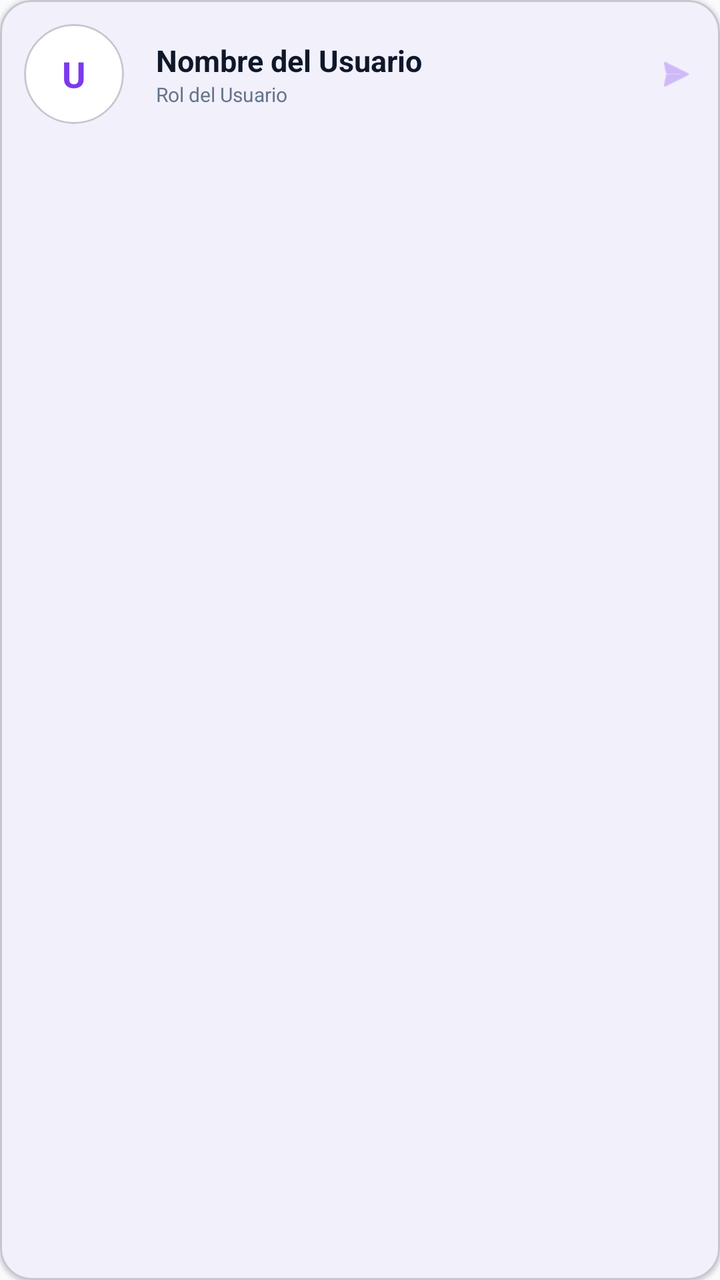
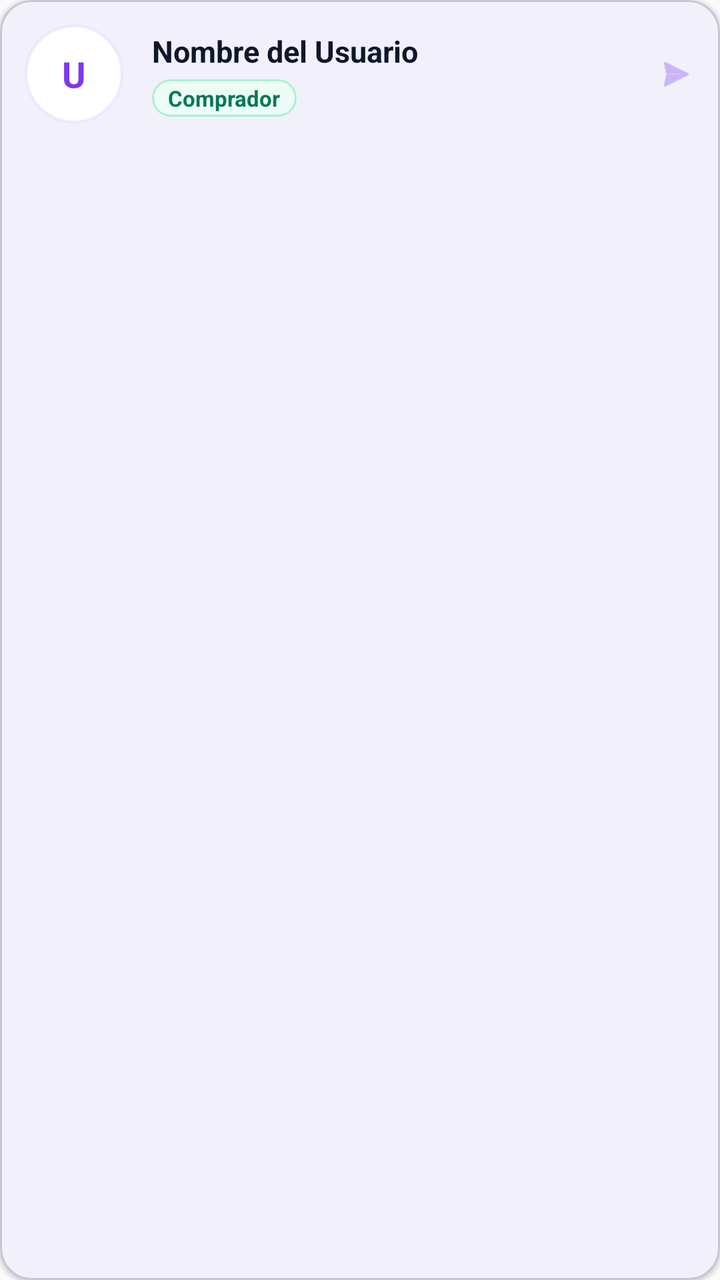

Two renders of the same Android screen: before a commit and after it. Below are the layout's source before the change and the commit's diff.
<!-- AndroidManifest.xml: application theme Theme.Gomezmart -->
<!-- res/layout/item_user_search_result.xml -->
<?xml version="1.0" encoding="utf-8"?>
<com.google.android.material.card.MaterialCardView xmlns:android="http://schemas.android.com/apk/res/android"
    xmlns:app="http://schemas.android.com/apk/res-auto"
    android:layout_width="match_parent"
    android:layout_height="wrap_content"
    android:layout_marginStart="16dp"
    android:layout_marginEnd="16dp"
    android:layout_marginTop="4dp"
    android:layout_marginBottom="4dp"
    app:cardCornerRadius="16dp"
    app:cardElevation="1dp"
    app:strokeWidth="1dp"
    app:strokeColor="?attr/colorOutlineVariant"
    android:clickable="true"
    android:focusable="true"
    android:foreground="?attr/selectableItemBackground">

    <LinearLayout
        android:layout_width="match_parent"
        android:layout_height="wrap_content"
        android:orientation="horizontal"
        android:padding="12dp"
        android:gravity="center_vertical">

        <com.google.android.material.card.MaterialCardView
            android:layout_width="50dp"
            android:layout_height="50dp"
            app:cardCornerRadius="25dp"
            app:cardElevation="0dp"
            app:cardBackgroundColor="?attr/colorSurfaceContainer">

            <FrameLayout
                android:layout_width="match_parent"
                android:layout_height="match_parent">

                <TextView
                    android:id="@+id/tvSearchUserInitial"
                    android:layout_width="match_parent"
                    android:layout_height="match_parent"
                    android:gravity="center"
                    android:text="U"
                    android:textSize="18sp"
                    android:textStyle="bold"
                    android:textColor="@color/purple_600" />

                <ImageView
                    android:id="@+id/ivSearchUserPhoto"
                    android:layout_width="match_parent"
                    android:layout_height="match_parent"
                    android:scaleType="centerCrop"
                    android:visibility="gone" />
            </FrameLayout>
        </com.google.android.material.card.MaterialCardView>

        <LinearLayout
            android:layout_width="0dp"
            android:layout_height="wrap_content"
            android:layout_weight="1"
            android:orientation="vertical"
            android:layout_marginStart="16dp">

            <TextView
                android:id="@+id/tvSearchUserName"
                android:layout_width="wrap_content"
                android:layout_height="wrap_content"
                android:text="Nombre del Usuario"
                android:textSize="15sp"
                android:textStyle="bold"
                android:textColor="?attr/colorOnSurface" />

            <TextView
                android:id="@+id/tvSearchUserRole"
                android:layout_width="wrap_content"
                android:layout_height="wrap_content"
                android:text="Rol del Usuario"
                android:textSize="10sp"
                android:textColor="@color/slate_500" />
        </LinearLayout>

        <ImageView
            android:layout_width="20dp"
            android:layout_height="20dp"
            android:src="@android:drawable/ic_menu_send"
            app:tint="@color/purple_600"
            android:alpha="0.5" />

    </LinearLayout>
</com.google.android.material.card.MaterialCardView>
<!-- resources referenced by this layout -->
<resources>
  <color name="purple_600">#7C3AED</color>
  <color name="slate_500">#64748B</color>
  <style name="Theme.Gomezmart" parent="Base.Theme.Gomezmart" />
  <style name="Base.Theme.Gomezmart" parent="Theme.Material3.DayNight.NoActionBar">
          <item name="colorPrimary">@color/purple_600</item>
          <item name="colorOnPrimary">@color/white</item>
          <item name="colorSecondary">@color/indigo_500</item>
          <item name="colorSurface">@color/slate_50</item>
          <item name="colorOnSurface">@color/slate_900</item>
          <item name="colorOnSurfaceVariant">@color/slate_500</item>
          <item name="colorSurfaceContainer">@color/white</item>
          <item name="android:windowBackground">@color/slate_50</item>
      </style>
  <color name="white">#FFFFFFFF</color>
  <color name="indigo_500">#6366F1</color>
  <color name="slate_50">#F8FAFC</color>
  <color name="slate_900">#0F172A</color>
</resources>

<!-- the commit's change to res/layout/item_user_search_result.xml (unified diff, before → after) -->
@@ -5,8 +5,8 @@
     android:layout_height="wrap_content"
     android:layout_marginStart="16dp"
     android:layout_marginEnd="16dp"
-    android:layout_marginTop="4dp"
-    android:layout_marginBottom="4dp"
+    android:layout_marginTop="5dp"
+    android:layout_marginBottom="5dp"
     app:cardCornerRadius="16dp"
     app:cardElevation="1dp"
     app:strokeWidth="1dp"
@@ -27,6 +27,8 @@
             android:layout_height="50dp"
             app:cardCornerRadius="25dp"
             app:cardElevation="0dp"
+            app:strokeWidth="1.5dp"
+            app:strokeColor="@color/purple_100"
             app:cardBackgroundColor="?attr/colorSurfaceContainer">
 
             <FrameLayout
@@ -57,7 +59,8 @@
             android:layout_height="wrap_content"
             android:layout_weight="1"
             android:orientation="vertical"
-            android:layout_marginStart="16dp">
+            android:layout_marginStart="14dp"
+            android:layout_marginEnd="8dp">
 
             <TextView
                 android:id="@+id/tvSearchUserName"
@@ -66,23 +69,97 @@
                 android:text="Nombre del Usuario"
                 android:textSize="15sp"
                 android:textStyle="bold"
+                android:maxLines="1"
+                android:ellipsize="end"
                 android:textColor="?attr/colorOnSurface" />
 
             <TextView
                 android:id="@+id/tvSearchUserRole"
                 android:layout_width="wrap_content"
                 android:layout_height="wrap_content"
-                android:text="Rol del Usuario"
-                android:textSize="10sp"
-                android:textColor="@color/slate_500" />
+                android:layout_marginTop="4dp"
+                android:paddingHorizontal="8dp"
+                android:paddingVertical="2dp"
+                android:background="@drawable/bg_pill_emerald_light"
+                android:text="Comprador"
+                android:textSize="11sp"
+                android:textStyle="bold"
+                android:maxLines="1"
+                android:ellipsize="end"
+                android:textColor="@color/emerald_700" />
+
+            <TextView
+                android:id="@+id/tvSearchUserRequestNote"
+                android:layout_width="wrap_content"
+                android:layout_height="wrap_content"
+                android:layout_marginTop="4dp"
+                android:text=""
+                android:textSize="11sp"
+                android:textColor="@color/slate_500"
+                android:maxLines="2"
+                android:ellipsize="end"
+                android:visibility="gone" />
         </LinearLayout>
 
+        <LinearLayout
+            android:id="@+id/layoutFriendRequestRowActions"
+            android:layout_width="wrap_content"
+            android:layout_height="wrap_content"
+            android:orientation="horizontal"
+            android:gravity="center_vertical"
+            android:visibility="gone">
+
+            <TextView
+                android:id="@+id/btnRejectFriendRow"
+                android:layout_width="32dp"
+                android:layout_height="32dp"
+                android:gravity="center"
+                android:background="@drawable/bg_pill_red_light"
+                android:text="✕"
+                android:textColor="@color/red_600"
+                android:textSize="13sp"
+                android:textStyle="bold"
+                android:clickable="true"
+                android:focusable="true" />
+
+            <TextView
+                android:id="@+id/btnAcceptFriendRow"
+                android:layout_width="wrap_content"
+                android:layout_height="32dp"
+                android:layout_marginStart="6dp"
+                android:gravity="center"
+                android:paddingHorizontal="12dp"
+                android:background="@drawable/bg_pill_emerald_light"
+                android:text="Aceptar"
+                android:textColor="@color/emerald_700"
+                android:textSize="12sp"
+                android:textStyle="bold"
+                android:clickable="true"
+                android:focusable="true" />
+        </LinearLayout>
+
+        <TextView
+            android:id="@+id/tvSearchUserActionBadge"
+            android:layout_width="wrap_content"
+            android:layout_height="wrap_content"
+            android:background="@drawable/bg_pill_purple_light"
+            android:paddingHorizontal="10dp"
+            android:paddingVertical="6dp"
+            android:text="Ver perfil ›"
+            android:textColor="@color/purple_700"
+            android:textSize="11sp"
+            android:textStyle="bold"
+            android:clickable="true"
+            android:focusable="true"
+            android:visibility="gone" />
+
         <ImageView
+            android:id="@+id/ivSearchUserArrow"
             android:layout_width="20dp"
             android:layout_height="20dp"
             android:src="@android:drawable/ic_menu_send"
             app:tint="@color/purple_600"
-            android:alpha="0.5" />
+            android:alpha="0.55" />
 
     </LinearLayout>
 </com.google.android.material.card.MaterialCardView>
<!-- resource entries referenced after the edit -->
@@ -1,8 +1,36 @@
 <!-- resources referenced by this layout -->
 <resources>
+  <color name="emerald_700">#047857</color>
+  <color name="purple_100">#EDE9FE</color>
   <color name="purple_600">#7C3AED</color>
+  <color name="purple_700">#6D28D9</color>
+  <color name="red_600">#DC2626</color>
   <color name="slate_500">#64748B</color>
+  <!-- drawable bg_pill_emerald_light (drawable) -->
+  <?xml version="1.0" encoding="utf-8"?>
+  <shape xmlns:android="http://schemas.android.com/apk/res/android">
+      <solid android:color="@color/emerald_50" />
+      <corners android:radius="12dp" />
+      <stroke android:width="1dp" android:color="#A7F3D0" />
+  </shape>
+  <!-- drawable bg_pill_purple_light (drawable) -->
+  <?xml version="1.0" encoding="utf-8"?>
+  <shape xmlns:android="http://schemas.android.com/apk/res/android">
+      <solid android:color="@color/purple_50" />
+      <corners android:radius="12dp" />
+  </shape>
+  <!-- drawable bg_pill_red_light (drawable) -->
+  <?xml version="1.0" encoding="utf-8"?>
+  <shape xmlns:android="http://schemas.android.com/apk/res/android">
+      <solid android:color="@color/red_50" />
+      <corners android:radius="12dp" />
+      <stroke android:width="1dp" android:color="@color/red_200" />
+  </shape>
   <style name="Theme.Gomezmart" parent="Base.Theme.Gomezmart" />
+  <color name="emerald_50">#ECFDF5</color>
+  <color name="purple_50">#F5F3FF</color>
+  <color name="red_50">#FEF2F2</color>
+  <color name="red_200">#FECACA</color>
   <style name="Base.Theme.Gomezmart" parent="Theme.Material3.DayNight.NoActionBar">
           <item name="colorPrimary">@color/purple_600</item>
           <item name="colorOnPrimary">@color/white</item>
